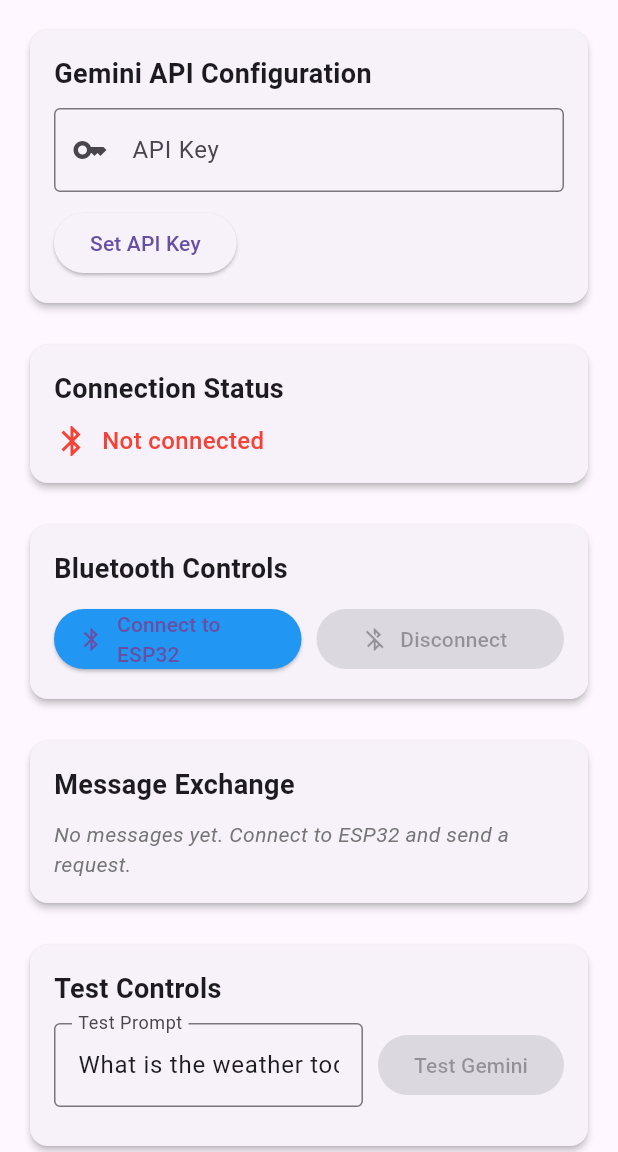
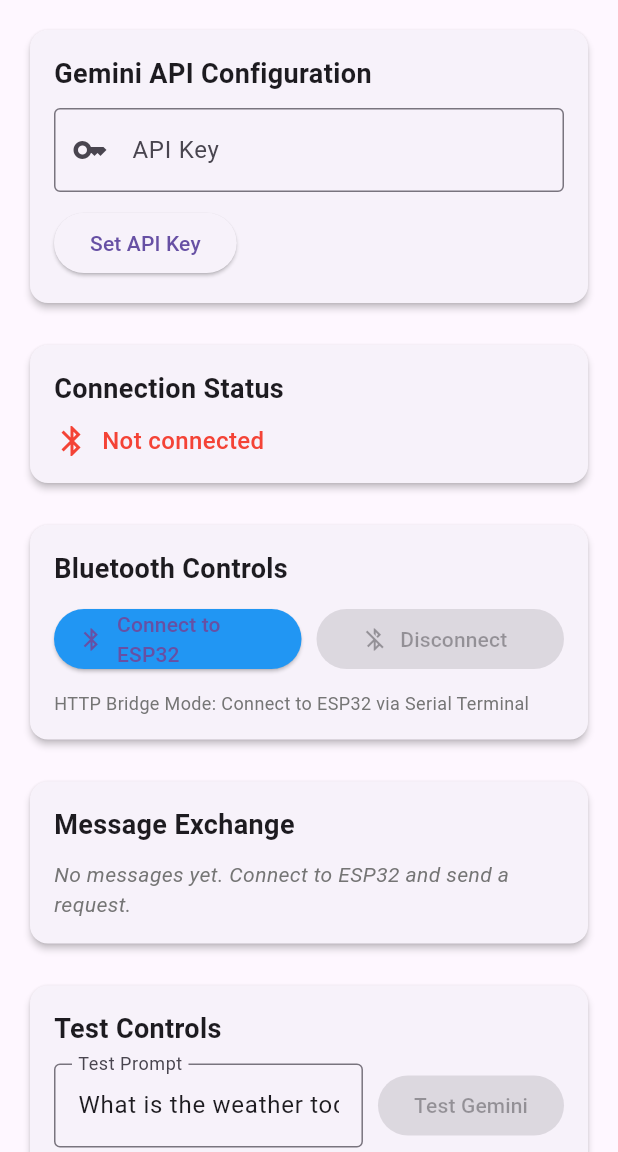
Before and after one commit to Aadithyanas/robo-app, a Flutter app: the screen it shows after launch, on a phone screen of 412 x 824 dp, the part 84-1236 px from its top. Run offline on Flutter 3.47's test engine with Material 3 defaults, Android fonts, the phone set to English and light mode, and no system bars; network calls fail.

Commit message:
fixing https issues

```diff
--- a/lib/gemini_service.dart
+++ b/lib/gemini_service.dart
@@ -10,7 +10,7 @@
 
   // Gemini API configuration
   static const String _baseUrl = 'https://generativelanguage.googleapis.com/v1beta';
-  static const String _model = 'gemini-2.0-flash';
+  static const String _model = 'gemini-2.5-flash';
   String? _apiKey;
 
   /// Set the API key for Gemini
--- a/lib/main.dart
+++ b/lib/main.dart
@@ -33,8 +33,6 @@
 class _BridgeHomePageState extends State<BridgeHomePage> {
   final TextEditingController _apiKeyController = TextEditingController();
   final TextEditingController _testPromptController = TextEditingController();
-  List<dynamic> _availableDevices = [];
-  bool _isScanning = false;
 
   @override
   void initState() {
@@ -244,20 +242,11 @@
                 ),
               ],
             ),
-            if (_availableDevices.isNotEmpty) ...[
-              SizedBox(height: 10),
-              Text('Available ESP32 Devices:', style: TextStyle(fontWeight: FontWeight.bold)),
-              SizedBox(height: 5),
-              ...(_availableDevices.map((device) => ListTile(
-                leading: Icon(Icons.bluetooth),
-                title: Text(device.platformName.isNotEmpty ? device.platformName : 'Unknown Device'),
-                subtitle: Text(device.remoteId.toString()),
-                trailing: ElevatedButton(
-                  onPressed: () => _connectToDevice(bridge, device),
-                  child: Text('Connect'),
-                ),
-              )).toList()),
-            ],
+            SizedBox(height: 10),
+            Text(
+              'HTTP Bridge Mode: Connect to ESP32 via Serial Terminal',
+              style: TextStyle(fontSize: 12, color: Colors.grey[600]),
+            ),
           ],
         ),
       ),
```
Also changed, not shown: 1 other file.
